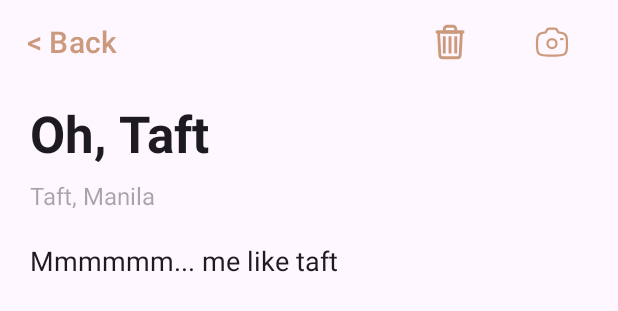
After one commit to FrancisTamayo/MCO_Wanderers, an Android app: the layout note_activity.xml on its own in the app's theme, with its tools: preview values and no code run, on a phone screen of 412 x 824 dp. The commit adds this screen. Shown: the top 311 px of the screen. Run offline under Robolectric (Android 15) with nearby library versions, the phone set to English and light mode, and no system bars.

Commit message:
note typing activities

```diff
--- a/app/src/main/java/com/example/mobdeve/s17/tamayo/francisemmanuel/wanderers/MainActivity.java
+++ b/app/src/main/java/com/example/mobdeve/s17/tamayo/francisemmanuel/wanderers/MainActivity.java
@@ -2,6 +2,7 @@ package com.example.mobdeve.s17.tamayo.francisemmanuel.wanderers;
 
 import androidx.appcompat.app.AppCompatActivity;
 
+import android.content.Intent;
 import android.os.Bundle;
 
 public class MainActivity extends AppCompatActivity {
@@ -10,5 +11,9 @@ public class MainActivity extends AppCompatActivity {
     protected void onCreate(Bundle savedInstanceState) {
         super.onCreate(savedInstanceState);
         setContentView(R.layout.activity_main);
+
+        Intent i = new Intent (this, NoteActivity.class);
+        i.putExtra ("isNewNote", false);
+        this.startActivity (i);
     }
 }
--- /dev/null
+++ b/app/src/main/res/drawable/camera.xml
@@ -0,0 +1,22 @@
+<vector xmlns:android="http://schemas.android.com/apk/res/android"
+    android:width="800dp"
+    android:height="800dp"
+    android:viewportWidth="24"
+    android:viewportHeight="24">
+  <path
+      android:pathData="M12,13m-3,0a3,3 0,1 1,6 0a3,3 0,1 1,-6 0"
+      android:strokeWidth="1.5"
+      android:fillColor="#00000000"
+      android:strokeColor="#1C274C"/>
+  <path
+      android:pathData="M9.778,21H14.222C17.343,21 18.904,21 20.025,20.265C20.51,19.946 20.927,19.537 21.251,19.061C22,17.96 22,16.428 22,13.364C22,10.299 22,8.767 21.251,7.667C20.927,7.19 20.51,6.781 20.025,6.463C19.304,5.99 18.403,5.821 17.022,5.761C16.363,5.761 15.796,5.271 15.667,4.636C15.473,3.685 14.622,3 13.634,3H10.366C9.378,3 8.527,3.685 8.333,4.636C8.204,5.271 7.637,5.761 6.978,5.761C5.597,5.821 4.696,5.99 3.975,6.463C3.49,6.781 3.073,7.19 2.749,7.667C2,8.767 2,10.299 2,13.364C2,16.428 2,17.96 2.749,19.061C3.073,19.537 3.49,19.946 3.975,20.265C5.096,21 6.657,21 9.778,21Z"
+      android:strokeWidth="1.5"
+      android:fillColor="#00000000"
+      android:strokeColor="#1C274C"/>
+  <path
+      android:pathData="M19,10H18"
+      android:strokeWidth="1.5"
+      android:fillColor="#00000000"
+      android:strokeColor="#1C274C"
+      android:strokeLineCap="round"/>
+</vector>
--- /dev/null
+++ b/app/src/main/res/drawable/delete.xml
@@ -0,0 +1,36 @@
+<vector xmlns:android="http://schemas.android.com/apk/res/android"
+    android:width="800dp"
+    android:height="800dp"
+    android:viewportWidth="24"
+    android:viewportHeight="24">
+  <path
+      android:pathData="M16.88,22.5H7.12a1.9,1.9 0,0 1,-1.9 -1.8L4.36,5.32H19.64L18.78,20.7A1.9,1.9 0,0 1,16.88 22.5Z"
+      android:strokeWidth="1.91"
+      android:fillColor="#00000000"
+      android:strokeColor="#020202"/>
+  <path
+      android:pathData="M2.45,5.32L21.55,5.32"
+      android:strokeWidth="1.91"
+      android:fillColor="#00000000"
+      android:strokeColor="#020202"/>
+  <path
+      android:pathData="M10.09,1.5h3.82a1.91,1.91 0,0 1,1.91 1.91V5.32a0,0 0,0 1,0 0H8.18a0,0 0,0 1,0 0V3.41A1.91,1.91 0,0 1,10.09 1.5Z"
+      android:strokeWidth="1.91"
+      android:fillColor="#00000000"
+      android:strokeColor="#020202"/>
+  <path
+      android:pathData="M12,8.18L12,19.64"
+      android:strokeWidth="1.91"
+      android:fillColor="#00000000"
+      android:strokeColor="#020202"/>
+  <path
+      android:pathData="M15.82,8.18L15.82,19.64"
+      android:strokeWidth="1.91"
+      android:fillColor="#00000000"
+      android:strokeColor="#020202"/>
+  <path
+      android:pathData="M8.18,8.18L8.18,19.64"
+      android:strokeWidth="1.91"
+      android:fillColor="#00000000"
+      android:strokeColor="#020202"/>
+</vector>
--- /dev/null
+++ b/app/src/main/res/layout/note_activity.xml
@@ -0,0 +1,154 @@
+<?xml version="1.0" encoding="utf-8"?>
+<androidx.constraintlayout.widget.ConstraintLayout xmlns:android="http://schemas.android.com/apk/res/android"
+    xmlns:app="http://schemas.android.com/apk/res-auto"
+    xmlns:tools="http://schemas.android.com/tools"
+    android:layout_width="match_parent"
+    android:layout_height="match_parent">
+
+    <androidx.constraintlayout.widget.ConstraintLayout
+        android:id="@+id/constraintRibbon"
+        android:layout_width="match_parent"
+        android:layout_height="wrap_content"
+        app:layout_constraintEnd_toEndOf="parent"
+        app:layout_constraintStart_toStartOf="parent"
+        app:layout_constraintTop_toTopOf="parent">
+
+        <Button
+            android:id="@+id/btnBack"
+            android:layout_width="wrap_content"
+            android:layout_height="wrap_content"
+            android:layout_marginStart="4dp"
+            android:layout_marginTop="4dp"
+            android:background="#00FFFFFF"
+            android:onClick="backToHome"
+            android:paddingLeft="0dp"
+            android:paddingTop="0dp"
+            android:paddingRight="0dp"
+            android:paddingBottom="0dp"
+            android:text="&lt; Back"
+            android:textColor="@color/brown"
+            android:textSize="20sp"
+            app:layout_constraintStart_toStartOf="parent"
+            app:layout_constraintTop_toTopOf="parent" />
+
+        <com.google.android.material.floatingactionbutton.FloatingActionButton
+            android:id="@+id/btnDeleteNote"
+            android:layout_width="wrap_content"
+            android:layout_height="wrap_content"
+            android:layout_marginEnd="12dp"
+            android:background="#00FFFFFF"
+            android:clickable="true"
+            android:elevation="0dp"
+            android:onClick="deleteNote"
+            android:paddingLeft="0dp"
+            android:paddingTop="0dp"
+            app:backgroundTint="#00917373"
+            app:elevation="0dp"
+            app:fabSize="mini"
+            app:layout_constraintEnd_toStartOf="@+id/btnCamera"
+            app:layout_constraintTop_toTopOf="parent"
+            app:rippleColor="#00FFFFFF"
+            app:srcCompat="@drawable/delete"
+            app:tint="@color/brown"
+            app:useCompatPadding="false" />
+
+        <com.google.android.material.floatingactionbutton.FloatingActionButton
+            android:id="@+id/btnCamera"
+            android:layout_width="wrap_content"
+            android:layout_height="wrap_content"
+            android:layout_marginEnd="16dp"
+            android:background="#00FFFFFF"
+            android:clickable="true"
+            android:elevation="0dp"
+            android:onClick="showPhotoPopup"
+            android:paddingLeft="0dp"
+            android:paddingTop="0dp"
+            app:backgroundTint="#00917373"
+            app:elevation="0dp"
+            app:fabSize="mini"
+            app:layout_constraintEnd_toEndOf="parent"
+            app:layout_constraintTop_toTopOf="parent"
+            app:rippleColor="#00FFFFFF"
+            app:srcCompat="@drawable/camera"
+            app:tint="@color/brown"
+            app:useCompatPadding="false" />
+
+    </androidx.constraintlayout.widget.ConstraintLayout>
+
+    <androidx.constraintlayout.widget.ConstraintLayout
+        android:id="@+id/constraintNote"
+        android:layout_width="match_parent"
+        android:layout_height="0dp"
+        android:layout_marginStart="20dp"
+        android:layout_marginTop="10dp"
+        android:layout_marginEnd="20dp"
+        android:layout_marginBottom="10dp"
+        app:layout_constraintBottom_toTopOf="@+id/constraintBottomAnchor"
+        app:layout_constraintEnd_toEndOf="parent"
+        app:layout_constraintStart_toStartOf="parent"
+        app:layout_constraintTop_toBottomOf="@+id/constraintRibbon">
+
+
+        <EditText
+            android:id="@+id/inputTitle"
+            android:layout_width="match_parent"
+            android:layout_height="wrap_content"
+            android:background="#00FFFFFF"
+            android:ems="10"
+            android:hint="Untitled Entry"
+            android:imeOptions="actionDone"
+            android:lines="1"
+            android:maxLines="1"
+            android:singleLine="true"
+            android:text="Oh, Taft"
+            android:textSize="34sp"
+            android:textStyle="bold"
+            app:layout_constraintEnd_toEndOf="parent"
+            app:layout_constraintStart_toStartOf="parent"
+            app:layout_constraintTop_toTopOf="parent" />
+
+        <EditText
+            android:id="@+id/inputLocation"
+            android:layout_width="match_parent"
+            android:layout_height="wrap_content"
+            android:layout_marginTop="8dp"
+            android:background="#00FFFFFF"
+            android:ems="10"
+            android:enabled="false"
+            android:hint="Click here to add location"
+            android:inputType="text"
+            android:onClick="pickLocation"
+            android:text="Taft, Manila"
+            android:textSize="16sp"
+            app:layout_constraintEnd_toEndOf="parent"
+            app:layout_constraintStart_toStartOf="parent"
+            app:layout_constraintTop_toBottomOf="@+id/inputTitle" />
+
+        <EditText
+            android:id="@+id/inputNoteText"
+            android:layout_width="match_parent"
+            android:layout_height="wrap_content"
+            android:layout_marginTop="20dp"
+            android:background="#00FFFFFF"
+            android:ems="10"
+            android:gravity="top"
+            android:hint="Type something here..."
+            android:inputType="text|textMultiLine"
+            android:text="Mmmmmm... me like taft"
+            app:layout_constraintEnd_toEndOf="parent"
+            app:layout_constraintStart_toStartOf="parent"
+            app:layout_constraintTop_toBottomOf="@+id/inputLocation" />
+
+    </androidx.constraintlayout.widget.ConstraintLayout>
+
+    <androidx.constraintlayout.widget.ConstraintLayout
+        android:id="@+id/constraintBottomAnchor"
+        android:layout_width="match_parent"
+        android:layout_height="0dp"
+        app:layout_constraintBottom_toBottomOf="parent"
+        app:layout_constraintEnd_toEndOf="parent">
+
+    </androidx.constraintlayout.widget.ConstraintLayout>
+
+
+</androidx.constraintlayout.widget.ConstraintLayout>
--- a/app/src/main/res/values/colors.xml
+++ b/app/src/main/res/values/colors.xml
@@ -2,4 +2,6 @@
 <resources>
     <color name="black">#FF000000</color>
     <color name="white">#FFFFFFFF</color>
+    <color name="brown">#CB9A7D</color>
+    <color name="light_blue">#B0E0E6</color>
 </resources>
```
Also changed, not shown: app/src/main/java/com/example/mobdeve/s17/tamayo/francisemmanuel/wanderers/NoteActivity.java (added, +62 -0 lines), app/src/main/res/layout/blank_note_activity.xml (added, +153 -0 lines), app/src/main/res/menu/popup_new_note.xml (added, +7 -0 lines), app/src/main/res/menu/popup_photo.xml (added, +9 -0 lines).
